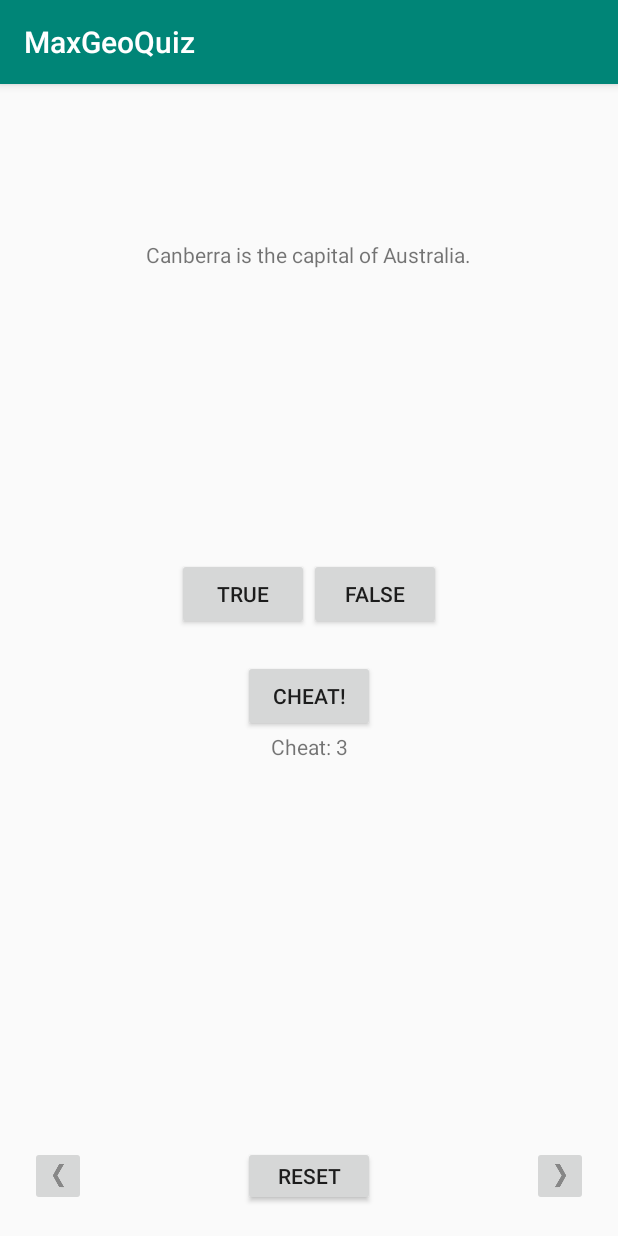
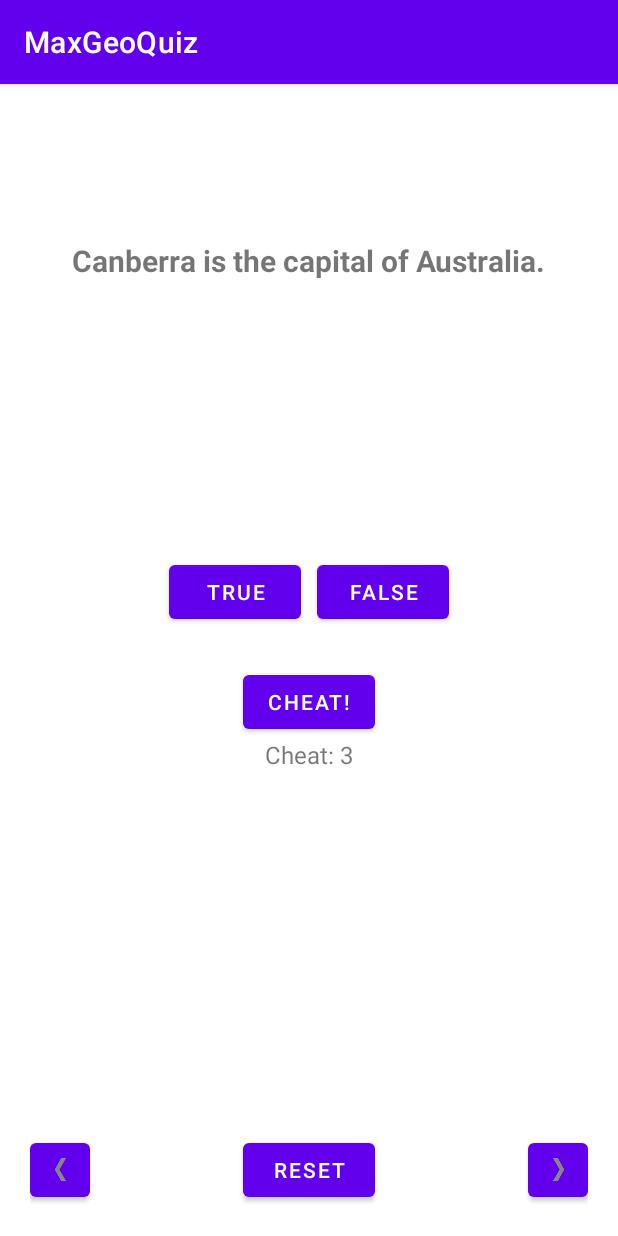
Before and after one commit to MaxKliuba/MaxGeoQuiz, an Android app: the screen it shows after launch (MaxGeoQuizActivity), on a phone screen of 412 x 824 dp. Run offline under Robolectric (Android 15) with nearby library versions, the phone set to English and light mode, and no system bars.

Commit message:
UI updated, MaterialComponents added, anim updated

```diff
--- a/app/src/main/AndroidManifest.xml
+++ b/app/src/main/AndroidManifest.xml
@@ -9,8 +9,7 @@
         android:label="@string/app_name"
         android:roundIcon="@mipmap/ic_launcher_round"
         android:supportsRtl="true"
-        android:theme="@style/AppTheme"
-        tools:ignore="GoogleAppIndexingWarning">
+        android:theme="@style/Theme.MyApplication">
 
         <activity android:name=".MaxGeoQuizActivity">
             <intent-filter>
--- a/app/src/main/java/com/max_kliuba/maxgeoquiz/MaxGeoQuizActivity.java
+++ b/app/src/main/java/com/max_kliuba/maxgeoquiz/MaxGeoQuizActivity.java
@@ -7,9 +7,9 @@ import androidx.appcompat.app.AppCompatActivity;
 import android.app.Activity;
 import android.content.Intent;
 import android.os.Bundle;
+import android.view.Gravity;
 import android.view.View;
 import android.widget.Button;
-import android.widget.ImageButton;
 import android.widget.TextView;
 import android.widget.Toast;
 
@@ -21,8 +21,8 @@ public class MaxGeoQuizActivity extends AppCompatActivity {
 
     private Button mTrueButton;
     private Button mFalseButton;
-    private ImageButton mNextButton;
-    private ImageButton mPrevButton;
+    private Button mNextButton;
+    private Button mPrevButton;
     private Button mCheatButton;
     private Button mResetButton;
     private TextView mQuestionTextView;
@@ -89,7 +89,7 @@ public class MaxGeoQuizActivity extends AppCompatActivity {
 
         mCheatTextView = (TextView) findViewById(R.id.cheat_textview);
 
-        mPrevButton = (ImageButton) findViewById(R.id.prev_button);
+        mPrevButton = (Button) findViewById(R.id.prev_button);
         mPrevButton.setOnClickListener(new View.OnClickListener() {
             @Override
             public void onClick(View v) {
@@ -98,7 +98,7 @@ public class MaxGeoQuizActivity extends AppCompatActivity {
             }
         });
 
-        mNextButton = (ImageButton) findViewById(R.id.next_button);
+        mNextButton = (Button) findViewById(R.id.next_button);
         mNextButton.setOnClickListener(new View.OnClickListener() {
             @Override
             public void onClick(View v) {
@@ -117,6 +117,10 @@ public class MaxGeoQuizActivity extends AppCompatActivity {
                 }
                 updateQuestion();
                 checkCheatCounter();
+
+                Toast toast = Toast.makeText(MaxGeoQuizActivity.this, getString(R.string.reset_toast), Toast.LENGTH_SHORT);
+                toast.setGravity(Gravity.CENTER, 0, 0);
+                toast.show();
             }
         });
 
@@ -176,7 +180,9 @@ public class MaxGeoQuizActivity extends AppCompatActivity {
         if (mAnswers[mCurrentIndex].isCheat()) {
             toastText = String.format("%s (%s)", getString(messageResId), getString(R.string.judgment_toast));
         }
+
         Toast toast = Toast.makeText(MaxGeoQuizActivity.this, toastText, Toast.LENGTH_SHORT);
+        toast.setGravity(Gravity.CENTER, 0, 0);
         toast.show();
 
         setAnswerButtonState(false);
@@ -198,6 +204,7 @@ public class MaxGeoQuizActivity extends AppCompatActivity {
 
         double persent = round(correctAnswerCounter * 100.0 / mAnswers.length, 2);
         Toast toast = Toast.makeText(MaxGeoQuizActivity.this, String.format("%s: %s%%", getString(R.string.result), persent), Toast.LENGTH_LONG);
+        toast.setGravity(Gravity.CENTER, 0, 0);
         toast.show();
     }
 
--- a/app/src/main/res/layout-land/activity_quiz.xml
+++ b/app/src/main/res/layout-land/activity_quiz.xml
@@ -10,7 +10,10 @@
         android:layout_height="wrap_content"
         android:layout_gravity="center_horizontal"
         android:layout_margin="20dp"
+        android:gravity="center"
         android:padding="24dp"
+        android:textSize="20sp"
+        android:textStyle="bold"
         tools:text="[QUESTION]" />
 
     <LinearLayout
@@ -29,12 +32,14 @@
                 android:id="@+id/true_button"
                 android:layout_width="wrap_content"
                 android:layout_height="wrap_content"
+                android:layout_margin="5dp"
                 android:text="@string/true_button" />
 
             <Button
                 android:id="@+id/false_button"
                 android:layout_width="wrap_content"
                 android:layout_height="wrap_content"
+                android:layout_margin="5dp"
                 android:text="@string/false_button" />
         </LinearLayout>
 
@@ -50,7 +55,8 @@
             android:id="@+id/cheat_textview"
             android:layout_width="match_parent"
             android:layout_height="wrap_content"
-            android:textAlignment="center"
+            android:gravity="center"
+            android:textSize="16sp"
             tools:text="Cheat: 0" />
 
     </LinearLayout>
@@ -61,27 +67,29 @@
         android:layout_gravity="bottom"
         android:layout_margin="20dp">
 
-        <ImageButton
+        <Button
             android:id="@+id/prev_button"
-            android:layout_width="wrap_content"
+            android:layout_width="40dp"
             android:layout_height="wrap_content"
             android:layout_gravity="start"
             android:contentDescription="@string/prev_button"
-            android:src="@drawable/arrow_left" />
+            android:foreground="@drawable/arrow_left"
+            android:foregroundGravity="center" />
 
         <Button
             android:id="@+id/reset_button"
             android:layout_width="wrap_content"
-            android:layout_height="40dp"
+            android:layout_height="wrap_content"
             android:layout_gravity="center"
             android:text="@string/reset_button" />
 
-        <ImageButton
+        <Button
             android:id="@+id/next_button"
-            android:layout_width="wrap_content"
+            android:layout_width="40dp"
             android:layout_height="wrap_content"
             android:layout_gravity="end"
             android:contentDescription="@string/next_button"
-            android:src="@drawable/arrow_right" />
+            android:foreground="@drawable/arrow_right"
+            android:foregroundGravity="center" />
     </FrameLayout>
 </FrameLayout>
--- a/app/src/main/res/layout/activity_quiz.xml
+++ b/app/src/main/res/layout/activity_quiz.xml
@@ -10,7 +10,10 @@
         android:layout_height="wrap_content"
         android:layout_gravity="center_horizontal"
         android:layout_marginTop="80dp"
+        android:gravity="center"
         android:padding="24dp"
+        android:textSize="20sp"
+        android:textStyle="bold"
         tools:text="[QUESTION]" />
 
     <LinearLayout
@@ -29,12 +32,14 @@
                 android:id="@+id/true_button"
                 android:layout_width="wrap_content"
                 android:layout_height="wrap_content"
+                android:layout_margin="5dp"
                 android:text="@string/true_button" />
 
             <Button
                 android:id="@+id/false_button"
                 android:layout_width="wrap_content"
                 android:layout_height="wrap_content"
+                android:layout_margin="5dp"
                 android:text="@string/false_button" />
         </LinearLayout>
 
@@ -50,7 +55,8 @@
             android:id="@+id/cheat_textview"
             android:layout_width="match_parent"
             android:layout_height="wrap_content"
-            android:textAlignment="center"
+            android:gravity="center"
+            android:textSize="16sp"
             tools:text="Cheat: 0" />
 
     </LinearLayout>
@@ -61,27 +67,29 @@
         android:layout_gravity="bottom"
         android:layout_margin="20dp">
 
-        <ImageButton
+        <Button
             android:id="@+id/prev_button"
-            android:layout_width="wrap_content"
+            android:layout_width="40dp"
             android:layout_height="wrap_content"
             android:layout_gravity="start"
             android:contentDescription="@string/prev_button"
-            android:src="@drawable/arrow_left" />
+            android:foreground="@drawable/arrow_left"
+            android:foregroundGravity="center" />
 
         <Button
             android:id="@+id/reset_button"
             android:layout_width="wrap_content"
-            android:layout_height="40dp"
+            android:layout_height="wrap_content"
             android:layout_gravity="center"
             android:text="@string/reset_button" />
 
-        <ImageButton
+        <Button
             android:id="@+id/next_button"
-            android:layout_width="wrap_content"
+            android:layout_width="40dp"
             android:layout_height="wrap_content"
             android:layout_gravity="end"
             android:contentDescription="@string/next_button"
-            android:src="@drawable/arrow_right" />
+            android:foreground="@drawable/arrow_right"
+            android:foregroundGravity="center" />
     </FrameLayout>
 </FrameLayout>
--- /dev/null
+++ b/app/src/main/res/values-night/themes.xml
@@ -0,0 +1,16 @@
+<resources xmlns:tools="http://schemas.android.com/tools">
+    <!-- Base application theme. -->
+    <style name="Theme.MyApplication" parent="Theme.MaterialComponents.DayNight.DarkActionBar">
+        <!-- Primary brand color. -->
+        <item name="colorPrimary">@color/purple_200</item>
+        <item name="colorPrimaryVariant">@color/purple_700</item>
+        <item name="colorOnPrimary">@color/black</item>
+        <!-- Secondary brand color. -->
+        <item name="colorSecondary">@color/teal_200</item>
+        <item name="colorSecondaryVariant">@color/teal_200</item>
+        <item name="colorOnSecondary">@color/black</item>
+        <!-- Status bar color. -->
+        <item name="android:statusBarColor" tools:targetApi="l">?attr/colorPrimaryVariant</item>
+        <!-- Customize your theme here. -->
+    </style>
+</resources>
--- a/app/src/main/res/values/colors.xml
+++ b/app/src/main/res/values/colors.xml
@@ -1,6 +1,10 @@
 <?xml version="1.0" encoding="utf-8"?>
 <resources>
-    <color name="colorPrimary">#008577</color>
-    <color name="colorPrimaryDark">#00574B</color>
-    <color name="colorAccent">#D81B60</color>
+    <color name="purple_200">#FFBB86FC</color>
+    <color name="purple_500">#FF6200EE</color>
+    <color name="purple_700">#FF3700B3</color>
+    <color name="teal_200">#FF03DAC5</color>
+    <color name="teal_700">#FF018786</color>
+    <color name="black">#FF000000</color>
+    <color name="white">#FFFFFFFF</color>
 </resources>
--- a/app/src/main/res/values/strings.xml
+++ b/app/src/main/res/values/strings.xml
@@ -14,6 +14,7 @@
     <string name="judgment_toast">Cheating is wrong</string>
     <string name="cheat_textview">Cheat</string>
     <string name="api_level">API Level</string>
+    <string name="reset_toast">Reset</string>
 
     <string name="question_australia">Canberra is the capital of Australia.</string>
     <string name="question_oceans">The Pacific Ocean is larger than the Atlantic Ocean.</string>
--- a/app/src/main/res/values/styles.xml
+++ /dev/null
@@ -1,11 +0,0 @@
-<resources>
-
-    <!-- Base application theme. -->
-    <style name="AppTheme" parent="Theme.AppCompat.Light.DarkActionBar">
-        <!-- Customize your theme here. -->
-        <item name="colorPrimary">@color/colorPrimary</item>
-        <item name="colorPrimaryDark">@color/colorPrimaryDark</item>
-        <item name="colorAccent">@color/colorAccent</item>
-    </style>
-
-</resources>
--- /dev/null
+++ b/app/src/main/res/values/themes.xml
@@ -0,0 +1,16 @@
+<resources xmlns:tools="http://schemas.android.com/tools">
+    <!-- Base application theme. -->
+    <style name="Theme.MyApplication" parent="Theme.MaterialComponents.DayNight.DarkActionBar">
+        <!-- Primary brand color. -->
+        <item name="colorPrimary">@color/purple_500</item>
+        <item name="colorPrimaryVariant">@color/purple_700</item>
+        <item name="colorOnPrimary">@color/white</item>
+        <!-- Secondary brand color. -->
+        <item name="colorSecondary">@color/teal_200</item>
+        <item name="colorSecondaryVariant">@color/teal_700</item>
+        <item name="colorOnSecondary">@color/black</item>
+        <!-- Status bar color. -->
+        <item name="android:statusBarColor" tools:targetApi="l">?attr/colorPrimaryVariant</item>
+        <!-- Customize your theme here. -->
+    </style>
+</resources>
```
Also changed, not shown: app/build.gradle (+20 -10 lines), app/src/main/java/com/max_kliuba/maxgeoquiz/CheatActivity.java (+40 -8 lines), app/src/main/res/layout/activity_cheat.xml (+14 -8 lines).
